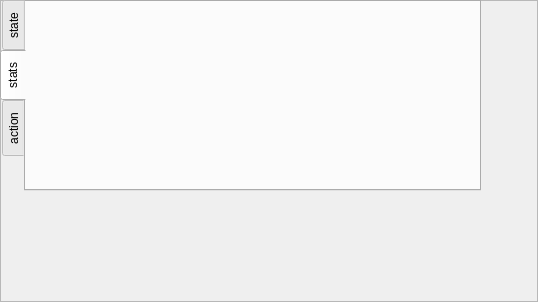
Before: the Qt Designer form code/display/implement/region/QtRegionState.ui in radio-astro/casa, drawn with Qt 5.
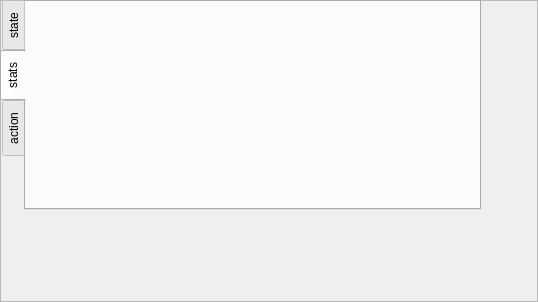
After: the same form once the commit is applied. The open tabs and pages were chosen to show the change.

```diff
--- a/code/display/implement/region/QtRegionState.ui
+++ b/code/display/implement/region/QtRegionState.ui
@@ -28,7 +28,7 @@
      <x>0</x>
      <y>0</y>
      <width>481</width>
-     <height>191</height>
+     <height>210</height>
     </rect>
    </property>
    <property name="tabPosition">
@@ -844,12 +844,18 @@
     <widget class="QStackedWidget" name="statistics_group">
      <property name="geometry">
       <rect>
-       <x>0</x>
+       <x>-5</x>
        <y>0</y>
-       <width>451</width>
-       <height>181</height>
+       <width>458</width>
+       <height>193</height>
       </rect>
      </property>
+     <property name="minimumSize">
+      <size>
+       <width>455</width>
+       <height>0</height>
+      </size>
+     </property>
      <property name="currentIndex">
       <number>-1</number>
      </property>
```
Left out of the diff: 4 changed lines with no effect on the pictures.
